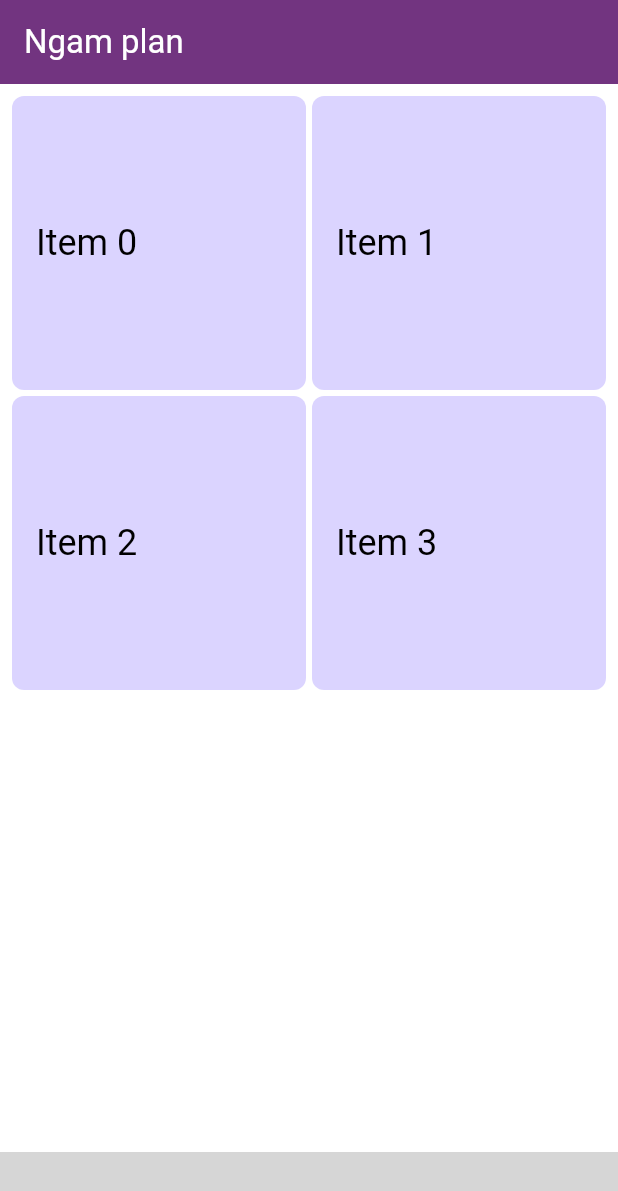
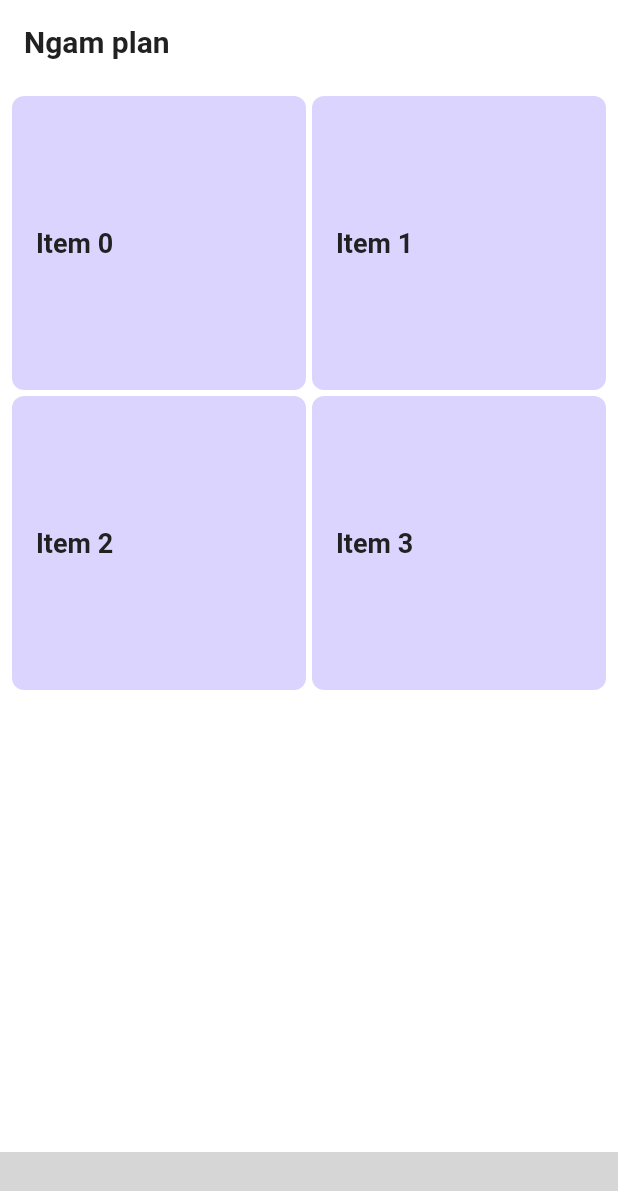
Before and after one commit to syafiqadibafham/ngam_plan, a Flutter app: the screen it shows after launch, on a phone screen of 412 x 824 dp. Shown: the top 1191 px of the screen. Run offline on Flutter 3.47's test engine with Material 3 defaults, Android fonts, the phone set to English and light mode, and no system bars; our stand-ins replace equatable, flutter_bloc, lucide_icons_flutter; missing offline and left inert: elegant_nav_bar; Roboto replaces fonts that are missing (Poppins); grey boxes are pictures that could not be loaded.

Commit message:
fix: improve app colors and typography value fix: improve default app screen

```diff
--- a/lib/src/core/theme/app_colors.dart
+++ b/lib/src/core/theme/app_colors.dart
@@ -1,11 +1,26 @@
 import 'package:flutter/material.dart';
 
 class AppColors {
-  static const Color background = Color(0xFFFFFFFF);
-  static const Color text = Color(0xFF212121);
+  // Prevent instantiation
+  AppColors._();
+
+  // Base colors
   static const Color primary = Color(0xFF723480);
   static const Color secondary = Color(0xFFDBD4FF);
-  static const Color error = Color(0xFFD32F2F);
-  static const Color white = Color(0xFFFFFFFF);
-  static const Color black = Color(0xFF000000);
+  static const Color error = Color(0xFFB00020);
+  static const Color success = Color(0xFF388E3C);
+  static const Color warning = Color(0xFFF57F17);
+  static const Color info = Color(0xFF0288D1);
+
+  // Text colors
+  static const Color textPrimary = Color(0xFF212121);
+  static const Color textSecondary = Color(0xFF757575);
+  static const Color textDisabled = Color(0xFFBDBDBD);
+  static const Color textOnPrimary = Color(0xFFFFFFFF);
+  static const Color textOnSecondary = Color(0xFFFFFFFF);
+
+  // Background colors
+  static const Color backgroundPrimary = Color(0xFFFFFFFF);
+  static const Color backgroundSecondary = Color(0xFFF5F5F5);
+  static const Color backgroundDisabled = Color(0xFFE0E0E0);
 }
--- a/lib/src/core/theme/app_theme.dart
+++ b/lib/src/core/theme/app_theme.dart
@@ -1,24 +1,38 @@
 import 'package:flutter/material.dart';
 import 'package:ngam_plan/src/core/theme/app_colors.dart';
+import 'package:ngam_plan/src/core/theme/app_typography.dart';
 
 class AppTheme {
   static ThemeData get lightTheme {
     return ThemeData(
       primaryColor: AppColors.primary,
-      scaffoldBackgroundColor: AppColors.background,
-      textTheme: const TextTheme(
-        bodyLarge: TextStyle(color: AppColors.text),
-        bodyMedium: TextStyle(color: AppColors.text),
+      scaffoldBackgroundColor: AppColors.backgroundPrimary,
+      textTheme: TextTheme(
+        displayLarge: AppTypography.displayLarge,
+        displayMedium: AppTypography.displayMedium,
+        displaySmall: AppTypography.displaySmall,
+        headlineLarge: AppTypography.headlineLarge,
+        headlineMedium: AppTypography.headlineMedium,
+        headlineSmall: AppTypography.headlineSmall,
+        titleLarge: AppTypography.titleLarge,
+        titleMedium: AppTypography.titleMedium,
+        titleSmall: AppTypography.titleSmall,
+        labelLarge: AppTypography.labelLarge,
+        labelMedium: AppTypography.labelMedium,
+        labelSmall: AppTypography.labelSmall,
+        bodyLarge: AppTypography.bodyLarge,
+        bodyMedium: AppTypography.bodyMedium,
+        bodySmall: AppTypography.bodySmall,
       ),
       colorScheme: const ColorScheme.light(
         primary: AppColors.primary,
         secondary: AppColors.secondary,
         error: AppColors.error,
-        surface: AppColors.background,
+        surface: AppColors.backgroundPrimary,
       ),
       appBarTheme: const AppBarTheme(
         backgroundColor: AppColors.primary,
-        foregroundColor: AppColors.white,
+        foregroundColor: AppColors.textOnPrimary,
       ),
       disabledColor: Colors.grey.shade400,
     );
@@ -28,8 +42,8 @@ class AppTheme {
     return ThemeData.dark().copyWith(
       primaryColor: AppColors.primary,
       textTheme: const TextTheme(
-        bodyLarge: TextStyle(color: AppColors.background),
-        bodyMedium: TextStyle(color: AppColors.background),
+        bodyLarge: TextStyle(color: AppColors.backgroundPrimary),
+        bodyMedium: TextStyle(color: AppColors.backgroundPrimary),
       ),
       colorScheme: const ColorScheme.dark(
         primary: AppColors.primary,
@@ -39,7 +53,7 @@ class AppTheme {
       ),
       appBarTheme: const AppBarTheme(
         backgroundColor: AppColors.primary,
-        foregroundColor: AppColors.white,
+        foregroundColor: AppColors.textOnPrimary,
       ),
     );
   }
--- /dev/null
+++ b/lib/src/core/theme/app_typography.dart
@@ -0,0 +1,170 @@
+import 'package:flutter/widgets.dart';
+
+import 'package:ngam_plan/src/core/theme/app_colors.dart';
+
+extension TextStyleExtensions on TextStyle {
+  TextStyle get bold => copyWith(fontWeight: FontWeight.w700);
+  TextStyle get italic => copyWith(fontStyle: FontStyle.italic);
+  TextStyle get underlined => copyWith(decoration: TextDecoration.underline);
+  TextStyle withColor(Color color) => copyWith(color: color);
+}
+
+class AppTypography {
+  // Prevent instantiation
+  AppTypography._();
+
+  // Font families
+  static const String _fontFamily = 'Poppins';
+
+  // Font weights
+  static const FontWeight light = FontWeight.w300;
+  static const FontWeight regular = FontWeight.w400;
+  static const FontWeight medium = FontWeight.w500;
+  static const FontWeight semiBold = FontWeight.w600;
+  static const FontWeight bold = FontWeight.w700;
+
+  // Font sizes
+  static const double _displayLarge = 32.0;
+  static const double _displayMedium = 28.0;
+  static const double _displaySmall = 24.0;
+  static const double _headlineLarge = 22.0;
+  static const double _headlineMedium = 20.0;
+  static const double _headlineSmall = 18.0;
+  static const double _titleLarge = 16.0;
+  static const double _titleMedium = 14.0;
+  static const double _titleSmall = 12.0;
+  static const double _bodyLarge = 16.0;
+  static const double _bodyMedium = 14.0;
+  static const double _bodySmall = 12.0;
+  static const double _labelLarge = 14.0;
+  static const double _labelMedium = 12.0;
+  static const double _labelSmall = 10.0;
+
+  // Display styles
+  static TextStyle get displayLarge => const TextStyle(
+        fontFamily: _fontFamily,
+        fontSize: _displayLarge,
+        fontWeight: bold,
+        color: AppColors.textPrimary,
+        height: 1.2,
+        letterSpacing: -0.5,
+      );
+
+  static TextStyle get displayMedium => const TextStyle(
+        fontFamily: _fontFamily,
+        fontSize: _displayMedium,
+        fontWeight: bold,
+        color: AppColors.textPrimary,
+        height: 1.2,
+        letterSpacing: -0.5,
+      );
+
+  static TextStyle get displaySmall => const TextStyle(
+        fontFamily: _fontFamily,
+        fontSize: _displaySmall,
+        fontWeight: bold,
+        color: AppColors.textPrimary,
+        height: 1.2,
+        letterSpacing: -0.25,
+      );
+
+  // Headline styles
+  static TextStyle get headlineLarge => const TextStyle(
+        fontFamily: _fontFamily,
+        fontSize: _headlineLarge,
+        fontWeight: semiBold,
+        color: AppColors.textPrimary,
+        height: 1.3,
+      );
+
+  static TextStyle get headlineMedium => const TextStyle(
+        fontFamily: _fontFamily,
+        fontSize: _headlineMedium,
+        fontWeight: semiBold,
+        color: AppColors.textPrimary,
+        height: 1.3,
+      );
+
+  static TextStyle get headlineSmall => const TextStyle(
+        fontFamily: _fontFamily,
+        fontSize: _headlineSmall,
+        fontWeight: semiBold,
+        color: AppColors.textPrimary,
+        height: 1.3,
+      );
+
+  // Title styles
+  static TextStyle get titleLarge => const TextStyle(
+        fontFamily: _fontFamily,
+        fontSize: _titleLarge,
+        fontWeight: medium,
+        color: AppColors.textPrimary,
+        height: 1.4,
+      );
+
+  static TextStyle get titleMedium => const TextStyle(
+        fontFamily: _fontFamily,
+        fontSize: _titleMedium,
+        fontWeight: medium,
+        color: AppColors.textPrimary,
+        height: 1.4,
+      );
+
+  static TextStyle get titleSmall => const TextStyle(
+        fontFamily: _fontFamily,
+        fontSize: _titleSmall,
+        fontWeight: medium,
+        color: AppColors.textPrimary,
+        height: 1.4,
+      );
+
+  // Body styles
+  static TextStyle get bodyLarge => const TextStyle(
+        fontFamily: _fontFamily,
+        fontSize: _bodyLarge,
+        fontWeight: regular,
+        color: AppColors.textPrimary,
+        height: 1.5,
+      );
+
+  static TextStyle get bodyMedium => const TextStyle(
+        fontFamily: _fontFamily,
+        fontSize: _bodyMedium,
+        fontWeight: regular,
+        color: AppColors.textPrimary,
+        height: 1.5,
+      );
+
+  static TextStyle get bodySmall => const TextStyle(
+        fontFamily: _fontFamily,
+        fontSize: _bodySmall,
+        fontWeight: regular,
+        color: AppColors.textPrimary,
+        height: 1.5,
+      );
+
+  // Label styles
+  static TextStyle get labelLarge => const TextStyle(
+        fontFamily: _fontFamily,
+        fontSize: _labelLarge,
+        fontWeight: medium,
+        color: AppColors.textSecondary,
+        height: 1.4,
+      );
+
+  static TextStyle get labelMedium => const TextStyle(
+        fontFamily: _fontFamily,
+        fontSize: _labelMedium,
+        fontWeight: medium,
+        color: AppColors.textSecondary,
+        height: 1.4,
+      );
+
+  static TextStyle get labelSmall => const TextStyle(
+        fontFamily: _fontFamily,
+        fontSize: _labelSmall,
+        fontWeight: medium,
+        color: AppColors.textSecondary,
+        height: 1.4,
+      );
+}
--- a/lib/src/core/theme/app_ui_values.dart
+++ /dev/null
@@ -1,6 +0,0 @@
-class AppUIValues {
-  static const double paddingSmall = 8.0;
-  static const double paddingMedium = 16.0;
-  static const double paddingLarge = 24.0;
-  static const double borderRadius = 8.0;
-}
--- a/lib/src/core/theme/theme.dart
+++ b/lib/src/core/theme/theme.dart
@@ -1,4 +1,4 @@
 export 'app_colors.dart';
 export 'app_icons.dart';
 export 'app_theme.dart';
-export 'app_ui_values.dart';
+export 'app_typography.dart';
--- a/lib/src/widgets/app_screen.dart
+++ b/lib/src/widgets/app_screen.dart
@@ -11,10 +11,24 @@ class AppScreen extends StatelessWidget {
   Widget build(BuildContext context) {
     return Scaffold(
       appBar: AppBar(
-        title: Text(title),
+        backgroundColor: Theme.of(context).colorScheme.surface,
+        title: Text(
+          title,
+          style: Theme.of(context).textTheme.headlineMedium,
+        ),
       ),
-      floatingActionButton: floatingActionButton,
-      body: child,
+      //floatingActionButton: floatingActionButton,
+      body: Stack(
+        children: [
+          child,
+          if (floatingActionButton != null)
+            Positioned(
+              bottom: MediaQuery.of(context).size.height * 0.12,
+              right: 15,
+              child: floatingActionButton!,
+            ),
+        ],
+      ),
     );
   }
 }
--- a/lib/src/widgets/base_screen.dart
+++ b/lib/src/widgets/base_screen.dart
@@ -50,9 +50,8 @@ class _BaseScreenState extends State<BaseScreen> {
   @override
   Widget build(BuildContext context) {
     return Scaffold(
-      body: Center(
-        child: navbarItems[_selectedIndex].view,
-      ),
+      extendBody: true,
+      body: navbarItems[_selectedIndex].view,
       bottomNavigationBar: NavBar(
         items: navbarItems,
         selectedIndex: _selectedIndex,
```
